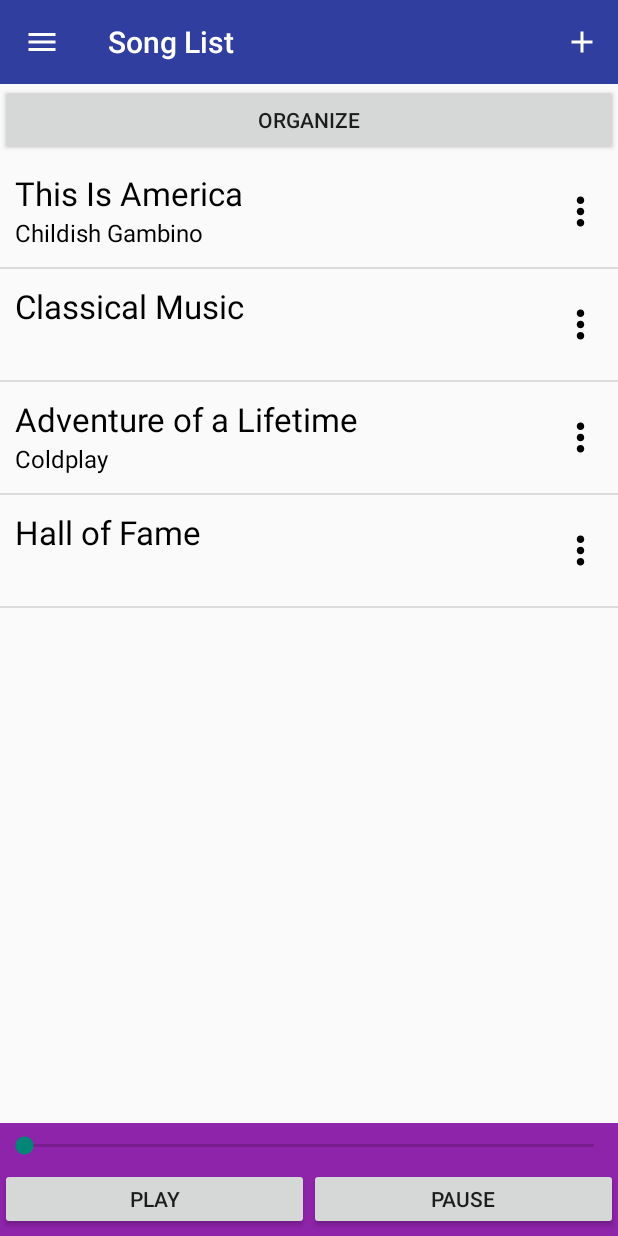
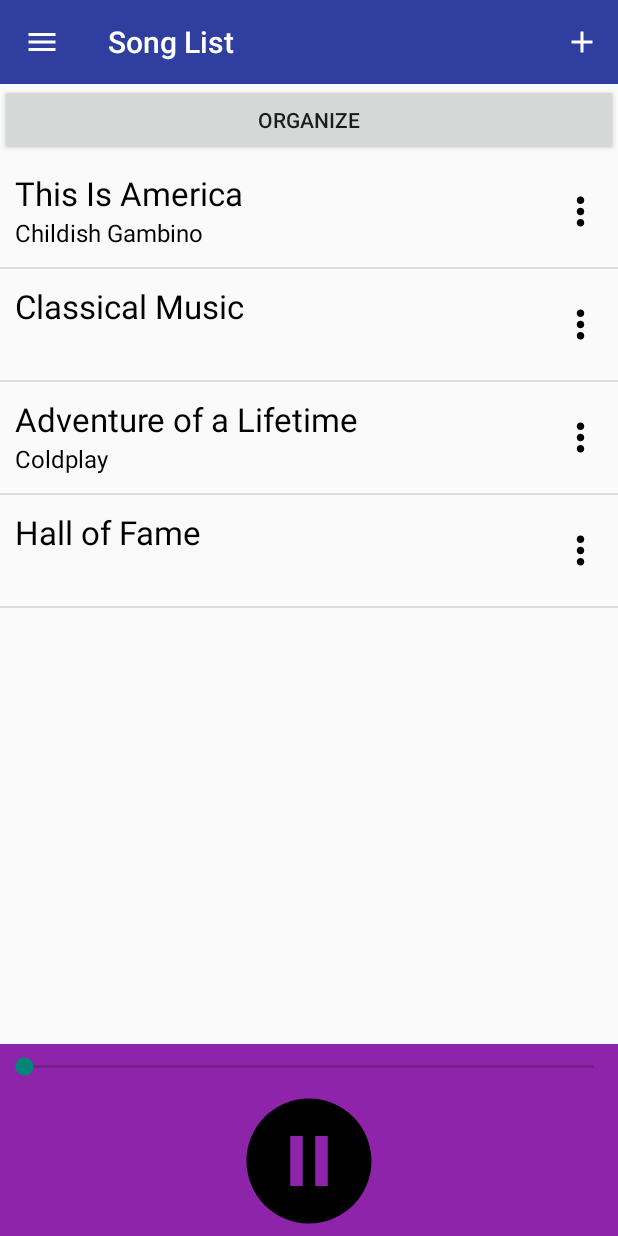
Before and after one commit to GershonR/TheElement, an Android app: the screen it shows after launch (MainActivity), in the side drawer, after a tap on "Song List", on a phone screen of 412 x 824 dp. Run offline under Robolectric (Android 15) with nearby library versions, the phone set to English and light mode, and no system bars; 6 statements that could not run were skipped.

Commit message:
TogglePlayPauseButton-Adam:
- Changed SeekerFragment to use a toggling play/pause button

```diff
--- a/TheElement/app/src/main/java/fifthelement/theelement/presentation/fragments/SeekerFragment.java
+++ b/TheElement/app/src/main/java/fifthelement/theelement/presentation/fragments/SeekerFragment.java
@@ -7,6 +7,7 @@ import android.view.LayoutInflater;
 import android.view.View;
 import android.view.ViewGroup;
 import android.widget.Button;
+import android.widget.ImageButton;
 import android.widget.SeekBar;
 import android.widget.TextView;
 
@@ -44,24 +45,28 @@ public class SeekerFragment extends Fragment {
     }
 
     private void initializeUI() {
-        Button mPlayButton = view.findViewById(R.id.button_play);
-        Button mPauseButton = view.findViewById(R.id.button_pause);
+        final ImageButton mPlayButton = view.findViewById(R.id.button_play_pause);
         mSeekbarAudio = view.findViewById(R.id.seekbar_audio);
 
-        mPauseButton.setOnClickListener(
-                new View.OnClickListener() {
-                    @Override
-                    public void onClick(View view) {
-                        stopUpdatingCallbackWithPosition(false);
-                        musicService.pause();
-                    }
-                });
+        if(!musicService.isPlaying()) {
+            mPlayButton.setImageResource(R.drawable.ic_play_button);
+        } else {
+            mPlayButton.setImageResource(R.drawable.ic_pause_button);
+        }
+
         mPlayButton.setOnClickListener(
                 new View.OnClickListener() {
                     @Override
                     public void onClick(View view) {
-                        startUpdatingCallbackWithPosition();
-                        musicService.start();
+                        if(!musicService.isPlaying()) {
+                            mPlayButton.setImageResource(R.drawable.ic_play_button);
+                            startUpdatingCallbackWithPosition();
+                            musicService.start();
+                        } else {
+                            mPlayButton.setImageResource(R.drawable.ic_pause_button);
+                            stopUpdatingCallbackWithPosition(false);
+                            musicService.pause();
+                        }
                     }
                 });
     }
@@ -158,10 +163,14 @@ public class SeekerFragment extends Fragment {
 
     public class PlaybackStartStopListener {
         public void onPlaybackStart(){
+            ImageButton mPlayButton = view.findViewById(R.id.button_play_pause);
+            mPlayButton.setImageResource(R.drawable.ic_pause_button);
             startUpdatingCallbackWithPosition();
         }
 
         public void onPlaybackStop(boolean resetUIPlaybackPosition){
+            ImageButton mPlayButton = view.findViewById(R.id.button_play_pause);
+            mPlayButton.setImageResource(R.drawable.ic_play_button);
             stopUpdatingCallbackWithPosition(resetUIPlaybackPosition);
         }
     }
--- /dev/null
+++ b/TheElement/app/src/main/res/drawable/ic_pause_button.xml
@@ -0,0 +1,9 @@
+<vector xmlns:android="http://schemas.android.com/apk/res/android"
+        android:width="24dp"
+        android:height="24dp"
+        android:viewportWidth="24.0"
+        android:viewportHeight="24.0">
+    <path
+        android:fillColor="#FF000000"
+        android:pathData="M12,2C6.48,2 2,6.48 2,12s4.48,10 10,10 10,-4.48 10,-10S17.52,2 12,2zM11,16L9,16L9,8h2v8zM15,16h-2L13,8h2v8z"/>
+</vector>
--- /dev/null
+++ b/TheElement/app/src/main/res/drawable/ic_play_button.xml
@@ -0,0 +1,9 @@
+<vector xmlns:android="http://schemas.android.com/apk/res/android"
+        android:width="24dp"
+        android:height="24dp"
+        android:viewportWidth="24.0"
+        android:viewportHeight="24.0">
+    <path
+        android:fillColor="#FF000000"
+        android:pathData="M12,2C6.48,2 2,6.48 2,12s4.48,10 10,10 10,-4.48 10,-10S17.52,2 12,2zM10,16.5v-9l6,4.5 -6,4.5z"/>
+</vector>
--- a/TheElement/app/src/main/res/layout/activity_main.xml
+++ b/TheElement/app/src/main/res/layout/activity_main.xml
@@ -28,13 +28,13 @@
     <RelativeLayout
         android:layout_width="match_parent"
         android:layout_height="match_parent">
+
         <FrameLayout
             android:id="@+id/music_seeker"
             android:layout_width="fill_parent"
+            android:layout_height="wrap_content"
             android:layout_alignParentBottom="true"
-            android:background="@color/colorAccent"
-            android:layout_height="75dp">
-        </FrameLayout>
+            android:background="@color/colorAccent"></FrameLayout>
     </RelativeLayout>
 
     <!-- The navigation drawer that comes from the left -->
--- a/TheElement/app/src/main/res/layout/seeker_fragment.xml
+++ b/TheElement/app/src/main/res/layout/seeker_fragment.xml
@@ -1,35 +1,33 @@
 <?xml version="1.0" encoding="utf-8"?>
 <android.support.constraint.ConstraintLayout
     xmlns:android="http://schemas.android.com/apk/res/android"
+    xmlns:app="http://schemas.android.com/apk/res-auto"
     xmlns:tools="http://schemas.android.com/tools"
     android:layout_width="match_parent"
     android:layout_height="match_parent"
     tools:context=".presentation.fragments.SeekerFragment">
 
-     <LinearLayout
-         android:layout_width="match_parent"
-         android:layout_height="71dp"
-         android:layout_marginBottom="8dp"
-         android:gravity="center_horizontal"
-         android:orientation="horizontal">
+    <LinearLayout
+        android:layout_width="match_parent"
+        android:layout_height="wrap_content"
+        android:layout_marginTop="28dp"
+        android:gravity="center_horizontal"
+        android:orientation="horizontal"
+        app:layout_constraintEnd_toEndOf="parent"
+        app:layout_constraintHorizontal_bias="0.0"
+        app:layout_constraintStart_toStartOf="parent"
+        app:layout_constraintTop_toTopOf="parent">
 
-         <Button
-             android:id="@+id/button_play"
-             android:layout_width="wrap_content"
-             android:layout_height="wrap_content"
-             android:layout_marginTop="30dp"
-             android:layout_weight="3"
-             android:text="Play" />
-
-         <Button
-             android:id="@+id/button_pause"
-             android:layout_width="wrap_content"
-             android:layout_height="wrap_content"
-             android:layout_marginTop="30dp"
-             android:layout_weight="3"
-             android:text="Pause" />
-
-     </LinearLayout>
+        <ImageButton
+            android:id="@+id/button_play_pause"
+            android:layout_width="100dp"
+            android:layout_height="100dp"
+            android:adjustViewBounds="false"
+            android:background="@android:color/transparent"
+            android:cropToPadding="false"
+            android:scaleType="fitCenter"
+            android:src="@drawable/ic_play_button" />
+    </LinearLayout>
 
      <SeekBar
          android:id="@+id/seekbar_audio"
```
